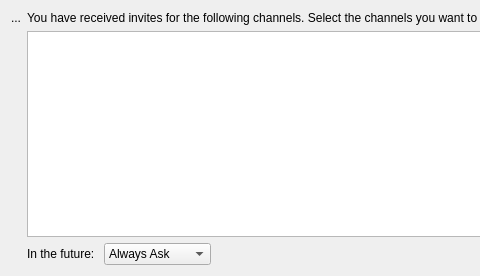
Qt form src/irc/invitedialog.ui (KDE/konversation) before a commit; both pictures show x 0 to 480 and y 0 to 276 of the 696 by 276 pixel window.
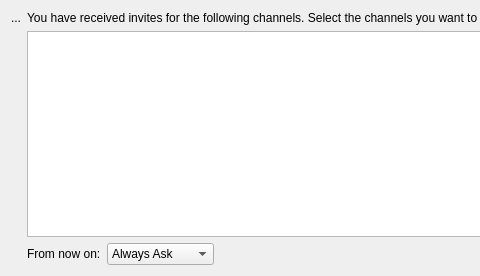
The same form after that commit.

Commit message: Slightly better label.

The edit to the form file:
```diff
--- a/src/irc/invitedialog.ui
+++ b/src/irc/invitedialog.ui
@@ -75,7 +75,7 @@
    <item row="2" column="1">
     <widget class="QLabel" name="label">
      <property name="text">
-      <string>In the future: </string>
+      <string>From now on:</string>
      </property>
     </widget>
    </item>
```
